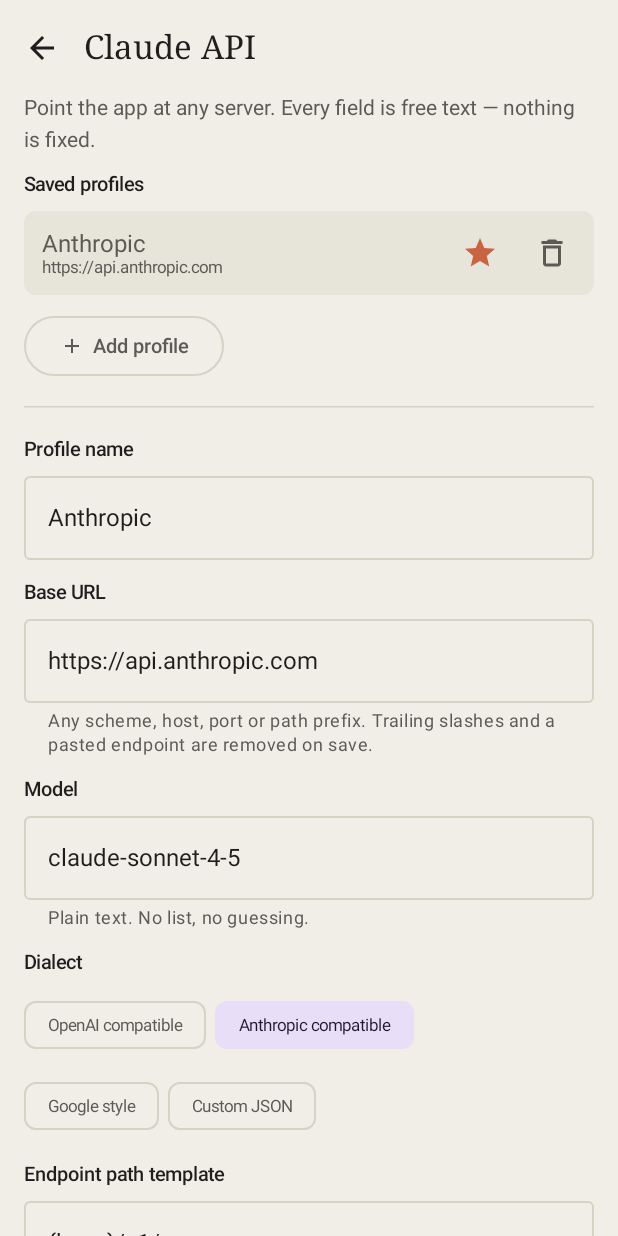
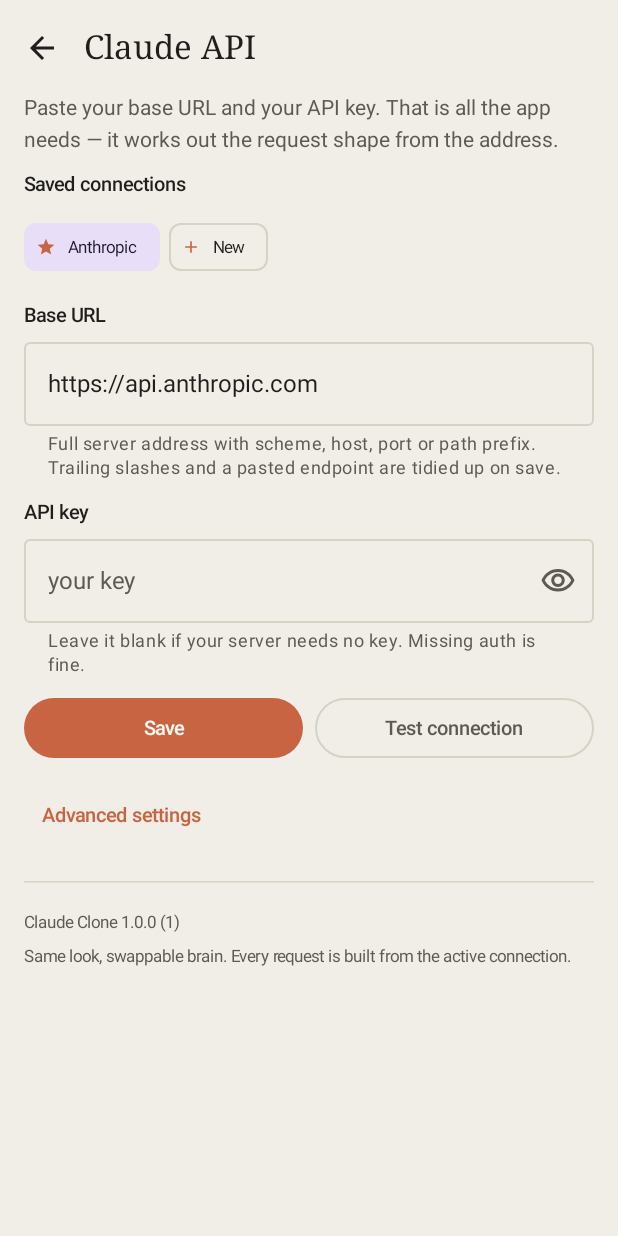
Before and after one commit to sanjoyingti/claudeclone-261116-0833, an Android app built with Jetpack Compose: the screen it shows after launch (MainActivity), after a tap on "API settings", on a phone screen of 412 x 824 dp. Run offline under Robolectric (Android 15) with nearby library versions, the phone set to English and light mode, and no system bars; pictures from the network do not load.

Commit message:
Change: i only have base url and api..just keep this option

```diff
--- a/app/src/main/java/com/aibuilt/claudeclone/model/Presets.kt
+++ b/app/src/main/java/com/aibuilt/claudeclone/model/Presets.kt
@@ -8,6 +8,14 @@ object Presets {
         "choices[0].message.content",
         "content[0].text",
         "candidates[0].content.parts[0].text"
+    )
+
+    /** Models the app fills in on its own; replaced when the server address changes. */
+    val suggestedModels = setOf(
+        "claude-sonnet-4-5",
+        "gpt-4o-mini",
+        "gemini-2.0-flash",
+        "llama-3.3-70b-versatile"
     )
 
     const val SYSTEM_PROMPT = "You are Claude, a helpful AI assistant made by Anthropic."
@@ -82,4 +90,26 @@ object Presets {
             customBody = if (dialect == Dialect.CUSTOM && profile.customBody.isBlank()) preset.customBody else profile.customBody
         )
     }
+
+    /** The model the app proposes for a shape, so a new profile works without typing one. */
+    fun suggestedModel(dialect: Dialect): String = when (dialect) {
+        Dialect.ANTHROPIC -> "claude-sonnet-4-5"
+        Dialect.GOOGLE -> "gemini-2.0-flash"
+        Dialect.OPENAI -> "gpt-4o-mini"
+        Dialect.CUSTOM -> "default"
+    }
+
+    /**
+     * Reads a server address and decides which request shape it most likely wants,
+     * so the user only has to paste a base URL and a key.
+     */
+    fun guessDialect(baseUrl: String, pathTemplate: String = ""): Dialect {
+        val haystack = (baseUrl + " " + pathTemplate).lowercase()
+        return when {
+            haystack.contains("anthropic") || haystack.contains("/v1/messages") -> Dialect.ANTHROPIC
+            haystack.contains("googleapis") || haystack.contains("generativelanguage") ||
+                haystack.contains(":generatecontent") -> Dialect.GOOGLE
+            else -> Dialect.OPENAI
+        }
+    }
 }
--- a/app/src/main/java/com/aibuilt/claudeclone/network/RequestBuilder.kt
+++ b/app/src/main/java/com/aibuilt/claudeclone/network/RequestBuilder.kt
@@ -23,12 +23,13 @@ data class PreparedRequest(
 object RequestBuilder {
 
     private val knownEndpoints = listOf("/v1/messages", "/chat/completions")
+    private val doubleSlash = Regex("(?<!:)/{2,}")
 
     /** Trims, collapses doubled slashes, strips a trailing endpoint and a trailing slash. */
     fun repairBase(raw: String): String {
         var value = raw.trim()
         if (value.isEmpty()) return ""
-        value = value.replace(Regex("(?<!:)/{2,}"), "/")
+        value = value.replace(doubleSlash, "/")
         for (endpoint in knownEndpoints) {
             if (value.endsWith(endpoint)) value = value.removeSuffix(endpoint)
         }
@@ -46,6 +47,9 @@ object RequestBuilder {
             else -> if (repairedBase.isEmpty()) filled else "$repairedBase/${filled.trimStart('/')}"
         }
         if (!url.startsWith("http://") && !url.startsWith("https://")) url = "https://$url"
+        // A base URL that already carries /v1 must not get a second one from the template.
+        while (url.contains("/v1/v1/")) url = url.replace("/v1/v1/", "/v1/")
+        url = url.replace(doubleSlash, "/")
         if (profile.dialect == Dialect.GOOGLE && profile.apiKey.isNotBlank()) {
             val separator = if (url.contains("?")) "&" else "?"
             url = url + separator + "key=" + URLEncoder.encode(profile.apiKey.trim(), "UTF-8")
--- a/app/src/main/java/com/aibuilt/claudeclone/ui/ChatScreen.kt
+++ b/app/src/main/java/com/aibuilt/claudeclone/ui/ChatScreen.kt
@@ -149,11 +149,11 @@ fun ChatScreen(viewModel: ChatViewModel, onOpenSettings: () -> Unit) {
                     attaching = attaching,
                     streaming = streaming,
                     onAttachPhoto = {
-                        photoLauncher?.launch(
+                        photoLauncher.launch(
                             PickVisualMediaRequest(ActivityResultContracts.PickVisualMedia.ImageOnly)
                         )
                     },
-                    onAttachPdf = { pdfLauncher?.launch(arrayOf("application/pdf")) },
+                    onAttachPdf = { pdfLauncher.launch(arrayOf("application/pdf")) },
                     onClearAttachment = viewModel::clearAttachment,
                     onSend = viewModel::send,
                     onStop = viewModel::stop
--- a/app/src/main/java/com/aibuilt/claudeclone/ui/ResultLaunchers.kt
+++ b/app/src/main/java/com/aibuilt/claudeclone/ui/ResultLaunchers.kt
@@ -1,57 +1,20 @@
 package com.aibuilt.claudeclone.ui
 
-import android.content.Context
-import android.content.ContextWrapper
-import androidx.activity.ComponentActivity
+import androidx.activity.compose.rememberLauncherForActivityResult
 import androidx.activity.result.ActivityResultLauncher
 import androidx.activity.result.contract.ActivityResultContract
 import androidx.compose.runtime.Composable
-import androidx.compose.runtime.DisposableEffect
-import androidx.compose.runtime.getValue
-import androidx.compose.runtime.mutableStateOf
-import androidx.compose.runtime.remember
 import androidx.compose.runtime.rememberUpdatedState
-import androidx.compose.runtime.setValue
-import androidx.compose.ui.platform.LocalContext
-import java.util.UUID
-
-private fun Context.findActivity(): ComponentActivity? {
-    var current: Context? = this
-    while (current is ContextWrapper) {
-        if (current is ComponentActivity) return current
-        current = current.baseContext
-    }
-    return null
-}
 
 /**
- * Registers a picker against the activity result registry directly, so it works
- * without depending on a particular version of the Compose launcher helper.
+ * Wraps the activity-result API in one composable call so the chat screen can
+ * open the photo or PDF picker and hand the picked file straight to the view model.
  */
 @Composable
 fun <I, O> rememberResultLauncher(
     contract: ActivityResultContract<I, O>,
     onResult: (O) -> Unit
-): ActivityResultLauncher<I>? {
-    val activity = LocalContext.current.findActivity()
-    val latestResult = rememberUpdatedState(onResult)
-    val key = remember { "claude-launch-" + UUID.randomUUID().toString() }
-    var launcher by remember { mutableStateOf<ActivityResultLauncher<I>?>(null) }
-
-    DisposableEffect(activity, contract) {
-        if (activity == null) {
-            onDispose { }
-        } else {
-            val created = activity.activityResultRegistry.register(key, contract) { value ->
-                latestResult.value(value)
-            }
-            launcher = created
-            onDispose {
-                launcher = null
-                runCatching { created.unregister() }
-            }
-        }
-    }
-
-    return launcher
+): ActivityResultLauncher<I> {
+    val callback = rememberUpdatedState(onResult)
+    return rememberLauncherForActivityResult(contract) { result -> callback.value(result) }
 }
--- a/app/src/main/java/com/aibuilt/claudeclone/ui/SettingsScreen.kt
+++ b/app/src/main/java/com/aibuilt/claudeclone/ui/SettingsScreen.kt
@@ -9,6 +9,8 @@ import androidx.compose.foundation.layout.height
 import androidx.compose.foundation.layout.padding
 import androidx.compose.foundation.layout.size
 import androidx.compose.foundation.layout.width
+import androidx.compose.foundation.lazy.LazyRow
+import androidx.compose.foundation.lazy.items
 import androidx.compose.foundation.rememberScrollState
 import androidx.compose.foundation.text.selection.SelectionContainer
 import androidx.compose.foundation.verticalScroll
@@ -19,6 +21,8 @@ import androidx.compose.material.icons.filled.Star
 import androidx.compose.material.icons.outlined.ContentCopy
 import androidx.compose.material.icons.outlined.Delete
 import androidx.compose.material.icons.outlined.StarBorder
+import androidx.compose.material.icons.outlined.Visibility
+import androidx.compose.material.icons.outlined.VisibilityOff
 import androidx.compose.material3.AssistChip
 import androidx.compose.material3.Button
 import androidx.compose.material3.CircularProgressIndicator
@@ -34,16 +38,22 @@ import androidx.compose.material3.Scaffold
 import androidx.compose.material3.Surface
 import androidx.compose.material3.Switch
 import androidx.compose.material3.Text
+import androidx.compose.material3.TextButton
 import androidx.compose.material3.TopAppBar
 import androidx.compose.material3.TopAppBarDefaults
 import androidx.compose.runtime.Composable
 import androidx.compose.runtime.collectAsState
 import androidx.compose.runtime.getValue
+import androidx.compose.runtime.mutableStateOf
+import androidx.compose.runtime.remember
+import androidx.compose.runtime.setValue
 import androidx.compose.ui.Alignment
 import androidx.compose.ui.Modifier
 import androidx.compose.ui.platform.LocalClipboardManager
 import androidx.compose.ui.text.AnnotatedString
 import androidx.compose.ui.text.font.FontFamily
+import androidx.compose.ui.text.input.PasswordVisualTransformation
+import androidx.compose.ui.text.input.VisualTransformation
 import androidx.compose.ui.unit.dp
 import com.aibuilt.claudeclone.model.Dialect
 import com.aibuilt.claudeclone.model.Presets
@@ -56,6 +66,7 @@ import com.aibuilt.claudeclone.viewmodel.SettingsViewModel
 fun SettingsScreen(viewModel: SettingsViewModel, onBack: () -> Unit) {
     val state by viewModel.state.collectAsState()
     val clipboard = LocalClipboardManager.current
+    var showKey by remember { mutableStateOf(false) }
 
     Scaffold(
         containerColor = MaterialTheme.colorScheme.background,
@@ -83,7 +94,7 @@ fun SettingsScreen(viewModel: SettingsViewModel, onBack: () -> Unit) {
             verticalArrangement = Arrangement.spacedBy(10.dp)
         ) {
             Text(
-                text = "Point the app at any server. Every field is free text — nothing is fixed.",
+                text = "Paste your base URL and your API key. That is all the app needs — it works out the request shape from the address.",
                 style = MaterialTheme.typography.bodyMedium,
                 color = MaterialTheme.colorScheme.onSurfaceVariant
             )
@@ -103,53 +114,146 @@ fun SettingsScreen(viewModel: SettingsViewModel, onBack: () -> Unit) {
                 }
             }
 
-            SectionLabel("Saved profiles")
-            if (state.profiles.isEmpty()) {
-                Text(
-                    "No profiles yet. Tap Add profile.",
-                    style = MaterialTheme.typography.bodyMedium,
-                    color = MaterialTheme.colorScheme.onSurfaceVariant
+            SectionLabel("Saved connections")
+            LazyRow(horizontalArrangement = Arrangement.spacedBy(6.dp)) {
+                items(state.profiles, key = { it.id }) { profile ->
+                    FilterChip(
+                        selected = profile.id == state.draft.id && !state.isNew,
+                        onClick = { viewModel.selectProfile(profile.id) },
+                        label = { Text(profile.name, style = MaterialTheme.typography.labelSmall) },
+                        leadingIcon = if (profile.id == state.defaultId) {
+                            {
+                                Icon(
+                                    Icons.Filled.Star,
+                                    contentDescription = "Default",
+                                    modifier = Modifier.size(13.dp),
+                                    tint = MaterialTheme.colorScheme.primary
                                 )
                             }
-            state.profiles.forEach { profile ->
-                ProfileRow(
-                    profile = profile,
-                    isDefault = profile.id == state.defaultId,
-                    isSelected = profile.id == state.draft.id && !state.isNew,
-                    onSelect = { viewModel.selectProfile(profile.id) },
-                    onDefault = { viewModel.setDefault(profile.id) },
-                    onDelete = { viewModel.delete(profile.id) }
+                        } else {
+                            null
+                        }
                     )
                 }
-            Row(horizontalArrangement = Arrangement.spacedBy(8.dp)) {
-                OutlinedButton(onClick = viewModel::newProfile) {
-                    Icon(Icons.Filled.Add, contentDescription = null, modifier = Modifier.size(16.dp))
-                    Spacer(Modifier.width(6.dp))
-                    Text("Add profile")
+                item {
+                    AssistChip(
+                        onClick = viewModel::newProfile,
+                        label = { Text("New", style = MaterialTheme.typography.labelSmall) },
+                        leadingIcon = {
+                            Icon(Icons.Filled.Add, contentDescription = null, modifier = Modifier.size(13.dp))
+                        }
+                    )
                 }
             }
 
-            HorizontalDivider(Modifier.padding(vertical = 6.dp))
+            SectionLabel("Base URL")
+            OutlinedTextField(
+                value = state.draft.baseUrl,
+                onValueChange = viewModel::editBaseUrl,
+                modifier = Modifier.fillMaxWidth(),
+                singleLine = true,
+                placeholder = { Text("https://api.example.com/v1") },
+                supportingText = {
+                    Text("Full server address with scheme, host, port or path prefix. Trailing slashes and a pasted endpoint are tidied up on save.")
+                }
+            )
 
-            SectionLabel("Profile name")
+            SectionLabel("API key")
+            OutlinedTextField(
+                value = state.draft.apiKey,
+                onValueChange = { value -> viewModel.edit { it.copy(apiKey = value) } },
+                modifier = Modifier.fillMaxWidth(),
+                singleLine = true,
+                placeholder = { Text("your key") },
+                visualTransformation = if (showKey) VisualTransformation.None else PasswordVisualTransformation(),
+                trailingIcon = {
+                    IconButton(onClick = { showKey = !showKey }) {
+                        Icon(
+                            imageVector = if (showKey) Icons.Outlined.VisibilityOff else Icons.Outlined.Visibility,
+                            contentDescription = if (showKey) "Hide key" else "Show key"
+                        )
+                    }
+                },
+                supportingText = { Text("Leave it blank if your server needs no key. Missing auth is fine.") }
+            )
+
+            Row(horizontalArrangement = Arrangement.spacedBy(8.dp)) {
+                Button(onClick = { viewModel.save() }, modifier = Modifier.weight(1f)) {
+                    Text("Save")
+                }
+                OutlinedButton(
+                    onClick = viewModel::testConnection,
+                    enabled = !state.testing,
+                    modifier = Modifier.weight(1f)
+                ) {
+                    if (state.testing) {
+                        CircularProgressIndicator(Modifier.size(16.dp), strokeWidth = 2.dp)
+                        Spacer(Modifier.width(6.dp))
+                    }
+                    Text("Test connection")
+                }
+            }
+
+            if (state.savedFlash) {
+                Text(
+                    "Saved. This connection is now the one the chat uses.",
+                    style = MaterialTheme.typography.labelLarge,
+                    color = MaterialTheme.colorScheme.primary
+                )
+            }
+
+            if (state.test.ran) {
+                TestReport(
+                    url = state.test.url,
+                    status = state.test.status,
+                    exceptionClass = state.test.exceptionClass,
+                    bodyHead = state.test.bodyHead,
+                    onCopy = { text -> clipboard.setText(AnnotatedString(text)) },
+                    onClear = viewModel::clearTest
+                )
+            }
+
+            TextButton(onClick = viewModel::toggleAdvanced) {
+                Text(if (state.advanced) "Hide advanced settings" else "Advanced settings")
+            }
+
+            if (state.advanced) {
+                AdvancedSection(viewModel = viewModel, state = state)
+            }
+
+            HorizontalDivider(Modifier.padding(vertical = 10.dp))
+
+            Text(
+                text = "Claude Clone ${AppInfo.VERSION}",
+                style = MaterialTheme.typography.labelSmall,
+                color = MaterialTheme.colorScheme.onSurfaceVariant
+            )
+            Text(
+                text = "Same look, swappable brain. Every request is built from the active connection.",
+                style = MaterialTheme.typography.labelSmall,
+                color = MaterialTheme.colorScheme.onSurfaceVariant
+            )
+            Spacer(Modifier.height(12.dp))
+        }
+    }
+}
+
+@Composable
+private fun AdvancedSection(viewModel: SettingsViewModel, state: com.aibuilt.claudeclone.viewmodel.SettingsUiState) {
+    Column(verticalArrangement = Arrangement.spacedBy(10.dp)) {
+        Text(
+            text = "Only needed when a server does not fit the usual shapes.",
+            style = MaterialTheme.typography.labelSmall,
+            color = MaterialTheme.colorScheme.onSurfaceVariant
+        )
+
+        SectionLabel("Connection name")
         OutlinedTextField(
             value = state.draft.name,
             onValueChange = { value -> viewModel.edit { it.copy(name = value) } },
             modifier = Modifier.fillMaxWidth(),
             singleLine = true,
             placeholder = { Text("My server") }
-            )
-
-            SectionLabel("Base URL")
-            OutlinedTextField(
-                value = state.draft.baseUrl,
-                onValueChange = { value -> viewModel.edit { it.copy(baseUrl = value) } },
-                modifier = Modifier.fillMaxWidth(),
-                singleLine = true,
-                placeholder = { Text("https://api.example.com/v1") },
-                supportingText = {
-                    Text("Any scheme, host, port or path prefix. Trailing slashes and a pasted endpoint are removed on save.")
-                }
         )
 
         SectionLabel("Model")
@@ -159,14 +263,11 @@ fun SettingsScreen(viewModel: SettingsViewModel, onBack: () -> Unit) {
             modifier = Modifier.fillMaxWidth(),
             singleLine = true,
             placeholder = { Text("any-model-name") },
-                supportingText = { Text("Plain text. No list, no guessing.") }
+            supportingText = { Text("Plain text. Filled in for you already; change it if your server wants another name.") }
         )
 
-            SectionLabel("Dialect")
-            DialectPicker(
-                selected = state.draft.dialect,
-                onSelect = viewModel::setDialect
-            )
+        SectionLabel("Request shape")
+        DialectPicker(selected = state.draft.dialect, onSelect = viewModel::setDialect)
 
         SectionLabel("Endpoint path template")
         OutlinedTextField(
@@ -187,10 +288,7 @@ fun SettingsScreen(viewModel: SettingsViewModel, onBack: () -> Unit) {
             placeholder = { Text("Authorization") },
             supportingText = { Text("Leave empty for no auth header at all.") }
         )
-            ChipRow(
-                values = Presets.authHeaderPresets,
-                onPick = viewModel::setAuthHeader
-            )
+        ChipRow(values = Presets.authHeaderPresets, onPick = viewModel::setAuthHeader)
 
         SectionLabel("Auth value prefix")
         OutlinedTextField(
@@ -201,20 +299,7 @@ fun SettingsScreen(viewModel: SettingsViewModel, onBack: () -> Unit) {
             placeholder = { Text("Bearer") },
             supportingText = { Text("\"raw\" or empty sends the key with no prefix.") }
         )
-            ChipRow(
-                values = Presets.authPrefixPresets,
-                onPick = viewModel::setAuthPrefix
-            )
-
-            SectionLabel("Key / token")
-            OutlinedTextField(
-                value = state.draft.apiKey,
-                onValueChange = { value -> viewModel.edit { it.copy(apiKey = value) } },
-                modifier = Modifier.fillMaxWidth(),
-                singleLine = true,
-                placeholder = { Text("sk-…") },
-                supportingText = { Text("Blank is allowed. For the Google dialect it is sent as a key query parameter.") }
-            )
+        ChipRow(values = Presets.authPrefixPresets, onPick = viewModel::setAuthPrefix)
 
         SectionLabel("Extra headers")
         state.draft.extraHeaders.forEachIndexed { index, pair ->
@@ -271,10 +356,7 @@ fun SettingsScreen(viewModel: SettingsViewModel, onBack: () -> Unit) {
             placeholder = { Text("content[0].text") },
             supportingText = { Text("If the path misses, the raw body is shown in the bubble instead of an error.") }
         )
-            ChipRow(
-                values = Presets.responsePathPresets,
-                onPick = viewModel::setResponsePath
-            )
+        ChipRow(values = Presets.responsePathPresets, onPick = viewModel::setResponsePath)
 
         Row(
             modifier = Modifier.fillMaxWidth(),
@@ -295,57 +377,16 @@ fun SettingsScreen(viewModel: SettingsViewModel, onBack: () -> Unit) {
         }
 
         HorizontalDivider(Modifier.padding(vertical = 6.dp))
-
-            Row(horizontalArrangement = Arrangement.spacedBy(8.dp)) {
-                Button(onClick = { viewModel.save() }, modifier = Modifier.weight(1f)) {
-                    Text("Save profile")
-                }
-                OutlinedButton(
-                    onClick = viewModel::testConnection,
-                    enabled = !state.testing,
-                    modifier = Modifier.weight(1f)
-                ) {
-                    if (state.testing) {
-                        CircularProgressIndicator(Modifier.size(16.dp), strokeWidth = 2.dp)
-                        Spacer(Modifier.width(6.dp))
-                    }
-                    Text("Test connection")
-                }
-            }
-
-            if (state.savedFlash) {
-                Text(
-                    "Saved.",
-                    style = MaterialTheme.typography.labelLarge,
-                    color = MaterialTheme.colorScheme.primary
+        SectionLabel("Manage saved connections")
+        state.profiles.forEach { profile ->
+            ProfileRow(
+                profile = profile,
+                isDefault = profile.id == state.defaultId,
+                isSelected = profile.id == state.draft.id && !state.isNew,
+                onSelect = { viewModel.selectProfile(profile.id) },
+                onDefault = { viewModel.setDefault(profile.id) },
+                onDelete = { viewModel.delete(profile.id) }
             )
-            }
-
-            if (state.test.ran) {
-                TestReport(
-                    url = state.test.url,
-                    status = state.test.status,
-                    exceptionClass = state.test.exceptionClass,
-                    bodyHead = state.test.bodyHead,
-                    onCopy = { text -> clipboard.setText(AnnotatedString(text)) },
-                    onClear = viewModel::clearTest
-                )
-            }
-
-            HorizontalDivider(Modifier.padding(vertical = 10.dp))
-
-            Text(
-                text = "Claude Clone ${AppInfo.VERSION}",
-                style = MaterialTheme.typography.labelSmall,
-                color = MaterialTheme.colorScheme.onSurfaceVariant,
-                modifier = Modifier.fillMaxWidth()
-            )
-            Text(
-                text = "Look unchanged, brain swappable. Every request is assembled from the active profile.",
-                style = MaterialTheme.typography.labelSmall,
-                color = MaterialTheme.colorScheme.onSurfaceVariant
-            )
-            Spacer(Modifier.height(12.dp))
         }
     }
 }
@@ -362,8 +403,8 @@ private fun SectionLabel(text: String) {
 
 @Composable
 private fun ChipRow(values: List<String>, onPick: (String) -> Unit) {
-    Row(horizontalArrangement = Arrangement.spacedBy(6.dp)) {
-        values.forEach { value ->
+    LazyRow(horizontalArrangement = Arrangement.spacedBy(6.dp)) {
+        items(values) { value ->
             AssistChip(
                 onClick = { onPick(value) },
                 label = { Text(value, style = MaterialTheme.typography.labelSmall) }
@@ -437,7 +478,7 @@ private fun ProfileRow(
                 AssistChip(onClick = onSelect, label = { Text("Use", style = MaterialTheme.typography.labelSmall) })
             }
             IconButton(onClick = onDelete) {
-                Icon(Icons.Outlined.Delete, contentDescription = "Delete profile")
+                Icon(Icons.Outlined.Delete, contentDescription = "Delete connection")
             }
         }
     }
--- a/app/src/main/res/values-night/themes.xml
+++ b/app/src/main/res/values-night/themes.xml
@@ -1,9 +1,9 @@
 <?xml version="1.0" encoding="utf-8"?>
 <resources>
     <style name="Theme.ClaudeClone" parent="android:Theme.Material.NoActionBar">
-        <item name="android:windowBackground">#1C1B19</item>
-        <item name="android:statusBarColor">#1C1B19</item>
-        <item name="android:navigationBarColor">#1C1B19</item>
+        <item name="android:windowBackground">@color/night_bg</item>
+        <item name="android:statusBarColor">@color/night_bg</item>
+        <item name="android:navigationBarColor">@color/night_bg</item>
         <item name="android:windowLightStatusBar">false</item>
     </style>
 </resources>
--- a/app/src/main/res/values/colors.xml
+++ b/app/src/main/res/values/colors.xml
@@ -1,4 +1,6 @@
 <?xml version="1.0" encoding="utf-8"?>
 <resources>
+    <color name="cream">#F0EEE6</color>
+    <color name="night_bg">#1C1B19</color>
     <color name="ic_launcher_background">#F0EEE6</color>
 </resources>
--- a/app/src/main/res/values/themes.xml
+++ b/app/src/main/res/values/themes.xml
@@ -1,9 +1,9 @@
 <?xml version="1.0" encoding="utf-8"?>
 <resources>
     <style name="Theme.ClaudeClone" parent="android:Theme.Material.Light.NoActionBar">
-        <item name="android:windowBackground">#F0EEE6</item>
-        <item name="android:statusBarColor">#F0EEE6</item>
-        <item name="android:navigationBarColor">#F0EEE6</item>
+        <item name="android:windowBackground">@color/cream</item>
+        <item name="android:statusBarColor">@color/cream</item>
+        <item name="android:navigationBarColor">@color/cream</item>
         <item name="android:windowLightStatusBar">true</item>
     </style>
 </resources>
```
Also changed, not shown: app/src/main/java/com/aibuilt/claudeclone/viewmodel/ChatViewModel.kt (+10 -9 lines), app/src/main/java/com/aibuilt/claudeclone/viewmodel/SettingsViewModel.kt (+61 -21 lines), app/src/main/res/drawable/ic_launcher_foreground.xml (+2 -42 lines). Lines whose indentation alone changed are shown as unchanged.
